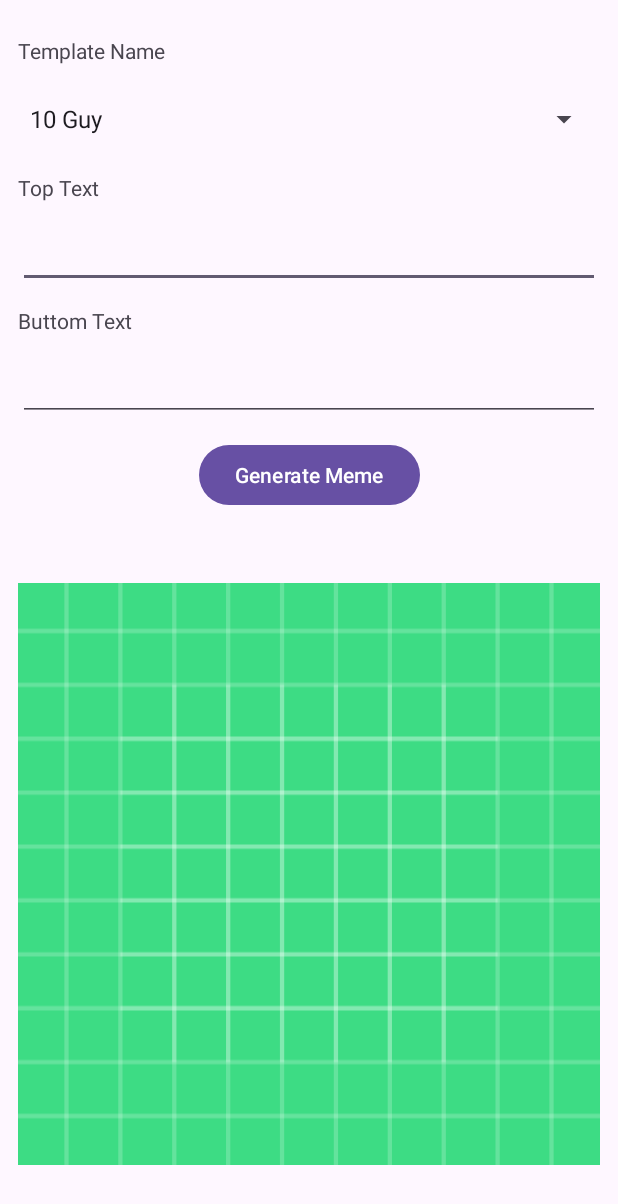
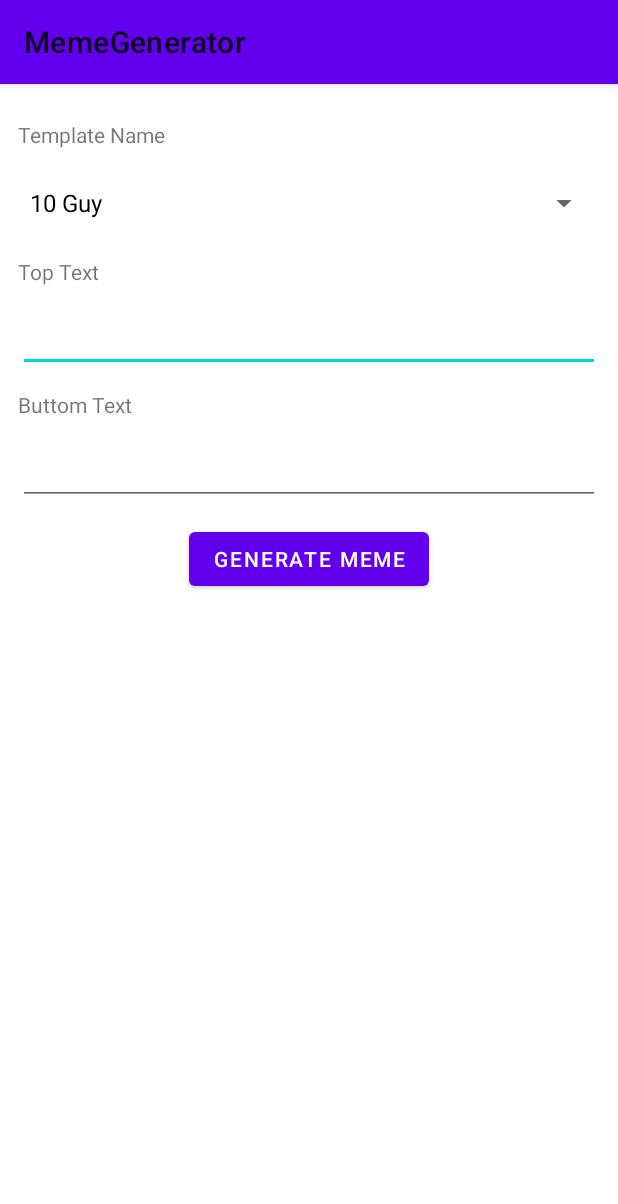
Before and after one commit to charan-teja-improve10x/MemeGenerator, an Android app: the screen it shows after launch (MainActivity), on a phone screen of 412 x 824 dp. Shown: the top 1204 px of the screen. Run offline under Robolectric (Android 15) with nearby library versions, the phone set to English and light mode, and no system bars; our stand-ins replace Picasso; pictures from the network do not load.

Commit message:
I have completed meme generator application

```diff
--- a/app/src/main/AndroidManifest.xml
+++ b/app/src/main/AndroidManifest.xml
@@ -1,7 +1,8 @@
 <?xml version="1.0" encoding="utf-8"?>
 <manifest xmlns:android="http://schemas.android.com/apk/res/android"
     xmlns:tools="http://schemas.android.com/tools">
-<uses-permission android:name="android.permission.INTERNET"/>
+
+    <uses-permission android:name="android.permission.INTERNET" />
 
     <application
         android:allowBackup="true"
@@ -14,6 +15,9 @@
         android:theme="@style/Theme.MemeGenerator"
         tools:targetApi="31">
         <activity
+            android:name=".MemeActivity"
+            android:exported="false" />
+        <activity
             android:name=".MainActivity"
             android:exported="true">
             <intent-filter>
--- a/app/src/main/res/layout/activity_main.xml
+++ b/app/src/main/res/layout/activity_main.xml
@@ -81,14 +81,4 @@
         app:layout_constraintStart_toStartOf="parent"
         app:layout_constraintTop_toBottomOf="@+id/editTextText3" />
 
-    <ImageView
-        android:id="@+id/imageView"
-        android:layout_width="0dp"
-        android:layout_height="0dp"
-        android:layout_marginTop="12dp"
-        app:layout_constraintBottom_toBottomOf="parent"
-        app:layout_constraintEnd_toEndOf="parent"
-        app:layout_constraintStart_toStartOf="parent"
-        app:layout_constraintTop_toBottomOf="@+id/button"
-        app:srcCompat="@drawable/ic_launcher_background" />
 </androidx.constraintlayout.widget.ConstraintLayout>
--- a/app/src/main/res/values/themes.xml
+++ b/app/src/main/res/values/themes.xml
@@ -1,6 +1,6 @@
 <resources xmlns:tools="http://schemas.android.com/tools">
     <!-- Base application theme. -->
-    <style name="Base.Theme.MemeGenerator" parent="Theme.Material3.DayNight.NoActionBar">
+    <style name="Base.Theme.MemeGenerator" parent="Theme.MaterialComponents.DayNight">
         <!-- Customize your light theme here. -->
         <!-- <item name="colorPrimary">@color/my_light_primary</item> -->
     </style>
```
Also changed, not shown: app/src/main/java/com/example/memegenerator/MainActivity.java (+5 -5 lines), app/src/main/java/com/example/memegenerator/MemeActivity.java (added, +28 -0 lines), app/src/main/res/layout/activity_meme.xml (added, +19 -0 lines).
